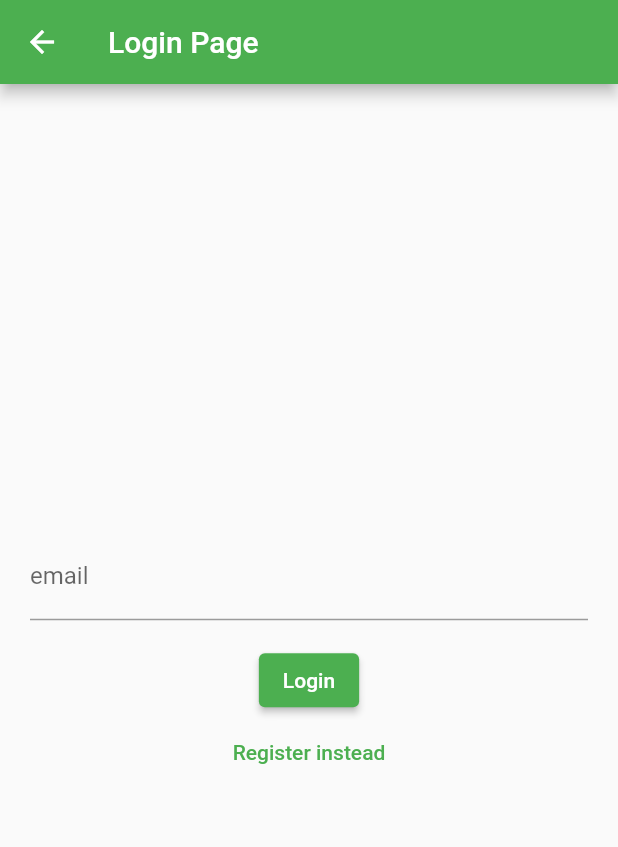
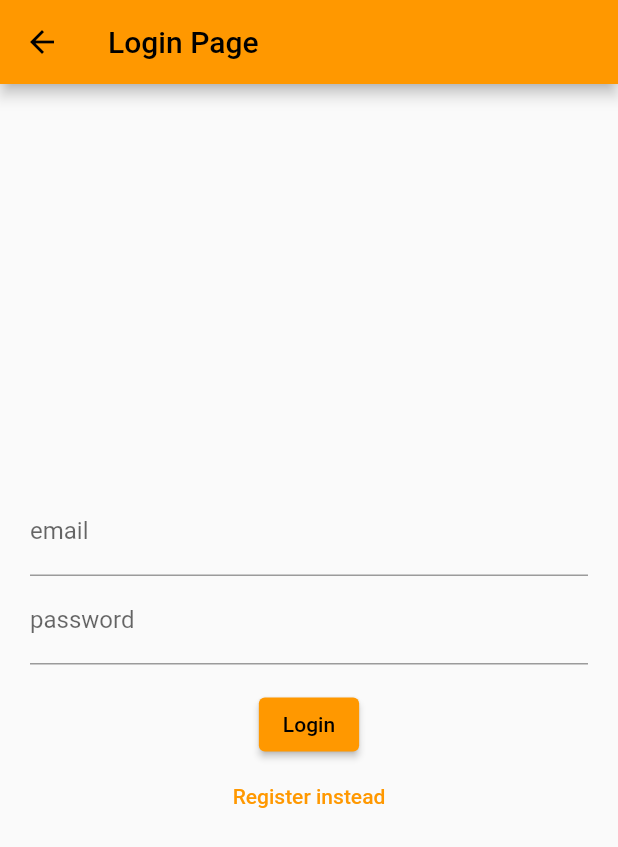
Before and after one commit to Harold-Gang/studeat, a Flutter app: the LoginPage screen opened directly, on a phone screen of 412 x 824 dp. Shown: the top 847 px of the screen. Run offline on Flutter 3.47's test engine with Material 2 defaults, Android fonts, the light colour scheme and no system bars; our stand-ins replace firebase_auth, firebase_core; accounts and stored records are empty; network calls fail.

Commit message:
ADD login/register

```diff
--- a/lib/main.dart
+++ b/lib/main.dart
@@ -3,6 +3,7 @@ import 'package:firebase_core/firebase_core.dart';
 import 'package:flutter/material.dart';
 // ignore: unused_import
 import 'package:firebase_auth/firebase_auth.dart';
+import 'package:app/widget_tree.dart';
 
 import 'firebase_options.dart';
 
@@ -20,9 +21,9 @@ class MyApp extends StatelessWidget {
   @override
   Widget build(BuildContext context) {
     return MaterialApp(
-      home: const RootPage(),
+      home: const WidgetTree(),
       debugShowCheckedModeBanner: false,
-      theme: ThemeData(primarySwatch: Colors.green),
+      theme: ThemeData(primarySwatch: Colors.orange),
     );
   }
 }
--- a/lib/pages/login_register_page.dart
+++ b/lib/pages/login_register_page.dart
@@ -62,6 +62,13 @@ class _LoginPageState extends State<LoginPage> {
                 labelText: "email"
               ),
             ),
+            TextField(
+              controller: _controllerPassword,
+              obscureText: true,
+              decoration: const InputDecoration(
+                labelText: "password"
+              ),
+            ),
             Text(errorMessage == '' ? '' : 'Humm ? $errorMessage'),
             ElevatedButton(
               onPressed: isLogin ? signInWithEmailAndPassword : createUserWithEmailAndPassword,
```
Also changed, not shown: lib/pages/home_page.dart (+21 -18 lines), lib/widget_tree.dart (+27 -0 lines), 1 other file.
